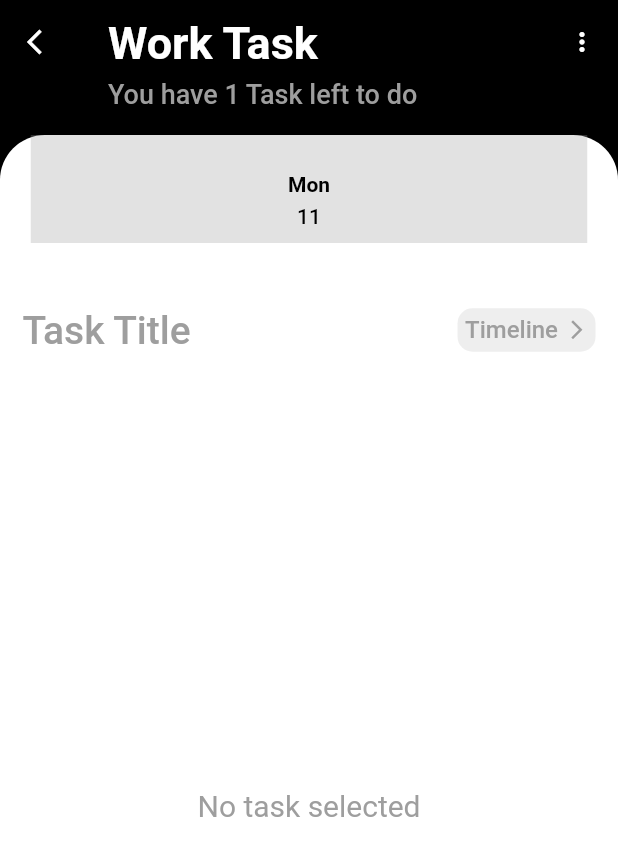
After one commit to arslanazmat23/task_management_app, a Flutter app: the screen it shows after launch, after a tap on "Work", on a phone screen of 412 x 824 dp. The commit adds this screen. Shown: the top 856 px of the screen. Run offline on Flutter 3.47's test engine with Material 2 defaults, Android fonts, the phone set to English and light mode, and no system bars; our stand-ins replace dotted_border, timeline_tile.

Commit message:
Update day 3

```diff
--- /dev/null
+++ b/lib/widgets/detail.dart
@@ -0,0 +1,105 @@
+import 'package:flutter/material.dart';
+import 'package:task_management_app/modals/Task_modal.dart';
+import 'package:task_management_app/widgets/TaskTimeLine.dart';
+import 'package:task_management_app/widgets/task_title.dart';
+
+import 'datePicker.dart';
+
+class DetailPage extends StatelessWidget {
+  final Task task;
+  DetailPage (this.task);
+
+  @override
+  Widget build(BuildContext context) {
+    final detailList = task.desc;
+    return Scaffold(
+      backgroundColor: Colors.black,
+      body: CustomScrollView(
+        slivers: [
+          _buildAppBar(context),
+          SliverToBoxAdapter(
+            child: Container(
+              decoration: const BoxDecoration(
+                color: Colors.white,
+                borderRadius: BorderRadius.only(
+                  topLeft: Radius.circular(30),
+                  topRight: Radius.circular(30),
+
+                ),
+               ),
+               child: Column(                       //const lagao to error hai
+                crossAxisAlignment: CrossAxisAlignment.start,
+                children: [
+                  DatePicker(), TaskTitle(),
+                ],
+               ),
+            ),
+          ),
+          detailList == null
+           ?SliverFillRemaining(
+            child: Container(
+              color: Colors.white,
+              height: 200,
+              child: const Center(
+                child: Text(
+                   "No task selected",
+                  style: TextStyle(
+                    color: Colors.grey,
+                    fontSize: 20,
+                  ),
+                ),
+              ),
+            ),
+          )
+          :SliverList(delegate: SliverChildBuilderDelegate((context,index)
+          => TaskTimeLine(detailList[index]), childCount: detailList.length)),
+        ],
+      ),
+    );
+  }
+
+  Widget _buildAppBar(BuildContext context) {
+    return SliverAppBar(
+      backgroundColor: Colors.black,
+      expandedHeight: 90,
+      leading: IconButton(
+        icon: const Icon(Icons.arrow_back_ios),
+        onPressed: () => Navigator.pop(context),
+        iconSize: 20,
+      ),
+      actions: [
+        IconButton(
+          icon: const Icon(Icons.more_vert),
+          onPressed: () {},
+          iconSize: 20,
+        ),
+      ],
+      flexibleSpace: FlexibleSpaceBar(
+        title: Column(
+          crossAxisAlignment: CrossAxisAlignment.start,
+          mainAxisAlignment: MainAxisAlignment.end,
+          children: [
+            Text(
+              '${task.title} Task',
+              style: const TextStyle(
+                fontWeight: FontWeight.bold,
+                fontSize: 20,
+              ),
+            ),
+            const SizedBox(
+              height: 5,
+            ),
+            Text(
+              'You have ${task.left} Task left to do',
+              style: const TextStyle(
+                fontWeight: FontWeight.w500,
+                color: Colors.grey,
+                fontSize: 12,
+              ),
+            ),
+          ],
+        ),
+      ),
+    );
+  }
+}
--- a/lib/widgets/task_title.dart
+++ b/lib/widgets/task_title.dart
@@ -1,4 +1,4 @@
- import 'package:flutter/material.dart';
+import 'package:flutter/material.dart';
 
  class TaskTitle extends StatelessWidget {
   const TaskTitle({super.key});
--- a/lib/widgets/tasks.dart
+++ b/lib/widgets/tasks.dart
@@ -2,6 +2,7 @@ import 'package:dotted_border/dotted_border.dart';
 import 'package:flutter/material.dart';
 import 'package:task_management_app/modals/Task_modal.dart';
 import 'package:task_management_app/widgets/constant.dart';
+import 'package:task_management_app/widgets/detail.dart';
 
 class Tasks extends StatelessWidget {
   final taskList = Task.generateTasks();
@@ -40,7 +41,13 @@ class Tasks extends StatelessWidget {
     BuildContext context,
     Task taskList,
   ) {
-    return Container(
+    return GestureDetector(
+      onTap: () {
+        Navigator.push(context,
+         MaterialPageRoute(builder: (context) => DetailPage(taskList))
+         );
+      },
+      child: Container(
           padding: const EdgeInsets.all(15),
           decoration: BoxDecoration(
             color: taskList.bgcolor,
@@ -80,7 +87,8 @@ class Tasks extends StatelessWidget {
                 ],
               ),
             ],
-        ));
+          )),
+    );
   }
 
   Widget _buildTaskStatus(Color bgcolor, Color txtColor, String txt) {
```
Lines whose indentation alone changed are shown as unchanged.
